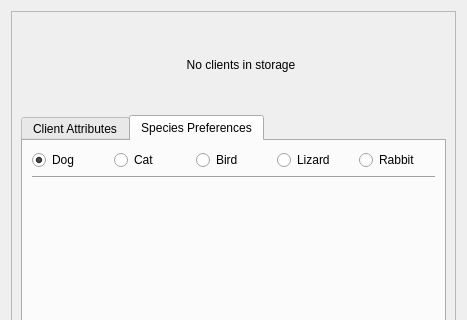
Above: deliverable2-code/viewclients.ui from ashleefoureyes/quackjaws before the change; both pictures show x 0 to 467 and y 0 to 320 of the 467 by 677 pixel window. Below: the same form after it.
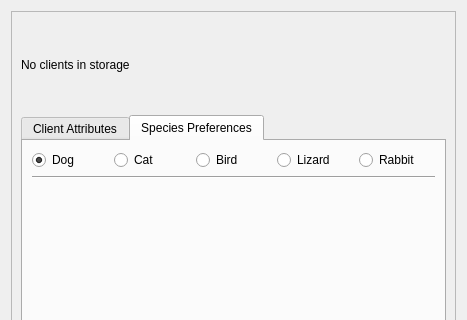
That is the form after the change.

```diff
--- a/deliverable2-code/viewclients.ui
+++ b/deliverable2-code/viewclients.ui
@@ -59,7 +59,7 @@
          <string>No clients in storage</string>
         </property>
         <property name="alignment">
-         <set>Qt::AlignCenter</set>
+         <set>Qt::AlignLeading|Qt::AlignLeft|Qt::AlignVCenter</set>
         </property>
        </widget>
       </item>
```
